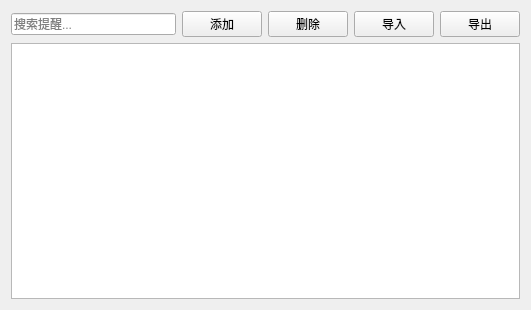
Above: src/ui/widgets/active_reminderlist.ui from SwartzMss/EasyNotify before the change. Below: the same form after it.
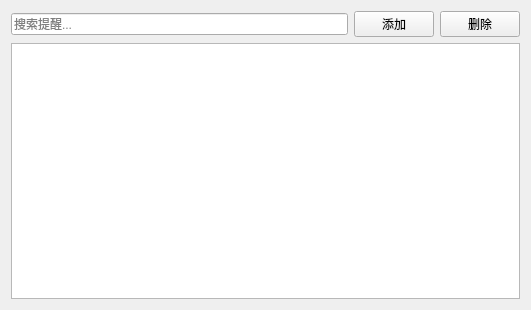
That is the form after the change.

Commit message: 移除主界面导入导出功能

Patch:
```diff
--- a/src/ui/widgets/active_reminderlist.ui
+++ b/src/ui/widgets/active_reminderlist.ui
@@ -37,26 +37,12 @@
       </widget>
      </item>
      <item>
-      <widget class="QPushButton" name="deleteButton">
+     <widget class="QPushButton" name="deleteButton">
        <property name="text">
         <string>删除</string>
        </property>
       </widget>
      </item>
-     <item>
-      <widget class="QPushButton" name="importButton">
-       <property name="text">
-        <string>导入</string>
-       </property>
-      </widget>
-     </item>
-     <item>
-      <widget class="QPushButton" name="exportButton">
-       <property name="text">
-        <string>导出</string>
-       </property>
-      </widget>
-     </item>
     </layout>
    </item>
    <item>
```
The commit also changes 3 other files.
